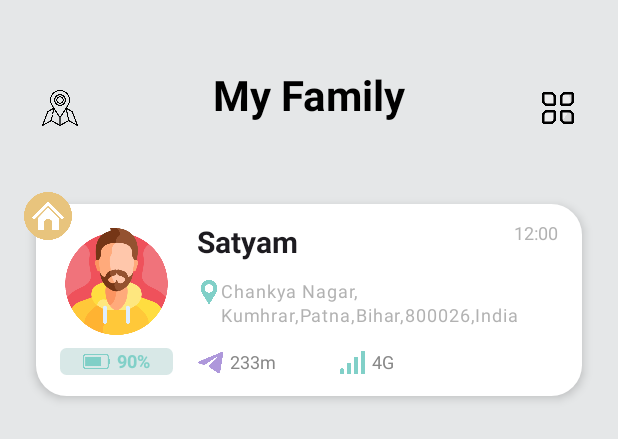
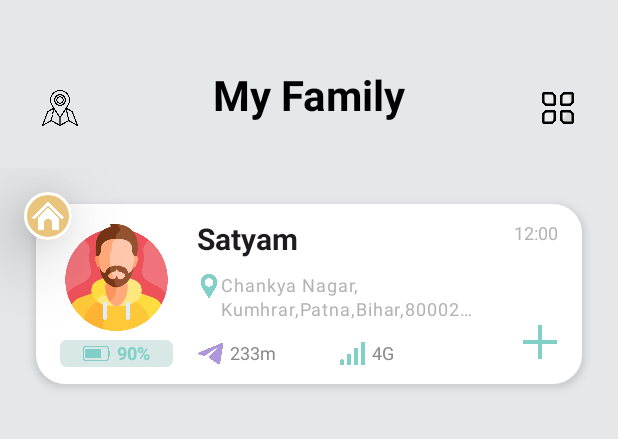
Before and after one commit to TheSpideX/FamSafe, an Android app built with Jetpack Compose: the @Preview function HomeScreenPreview, on a phone screen of 412 x 824 dp. Shown: the top 439 px of the screen. Run offline under Robolectric (Android 15) with nearby library versions, the phone set to English and light mode, and no system bars; our stand-ins replace constraintlayout-compose.

Commit message:
completed home screen

```diff
--- a/app/src/main/AndroidManifest.xml
+++ b/app/src/main/AndroidManifest.xml
@@ -4,7 +4,8 @@
 
     <uses-permission android:name="android.permission.ACCESS_FINE_LOCATION"/>
     <uses-permission android:name="android.permission.ACCESS_COARSE_LOCATION"/>
-
+    <uses-permission android:name="android.permission.ACCESS_BACKGROUND_LOCATION"/>
+    <uses-permission android:name="android.permission.INTERNET"/>
 
     <application
         android:allowBackup="true"
--- a/app/src/main/java/com/spidex/safe/HomeData.kt
+++ b/app/src/main/java/com/spidex/safe/HomeData.kt
@@ -1,9 +1,14 @@
 package com.spidex.safe
+
+import android.os.Parcelable
+import com.google.android.gms.maps.model.LatLng
+import kotlinx.parcelize.Parcelize
 
 data class ListData(
     val dataList :  List<PersonData>
 )
 
+@Parcelize
 data class PersonData(
     val name: String,
     val location : String,
@@ -14,5 +19,6 @@ data class PersonData(
     val icon : Int,
     val cond : Int,
     val time : String,
-    val id: Int
-)
+    val id: Int,
+    val latLag : LatLng
+) : Parcelable
--- a/app/src/main/java/com/spidex/safe/HomeScreen.kt
+++ b/app/src/main/java/com/spidex/safe/HomeScreen.kt
@@ -1,12 +1,13 @@
-@file:Suppress("DEPRECATION")
-
 package com.spidex.safe
 
-import android.util.Log
 import androidx.compose.animation.AnimatedVisibility
+import androidx.compose.animation.core.LinearEasing
 import androidx.compose.animation.core.animateDpAsState
+import androidx.compose.animation.core.animateFloatAsState
+import androidx.compose.animation.core.tween
 import androidx.compose.foundation.Image
 import androidx.compose.foundation.background
+import androidx.compose.foundation.border
 import androidx.compose.foundation.clickable
 import androidx.compose.foundation.horizontalScroll
 import androidx.compose.foundation.layout.Arrangement
@@ -20,17 +21,15 @@ import androidx.compose.foundation.layout.height
 import androidx.compose.foundation.layout.offset
 import androidx.compose.foundation.layout.padding
 import androidx.compose.foundation.layout.width
-import androidx.compose.foundation.layout.widthIn
 import androidx.compose.foundation.layout.wrapContentHeight
 import androidx.compose.foundation.layout.wrapContentSize
 import androidx.compose.foundation.lazy.LazyColumn
 import androidx.compose.foundation.lazy.itemsIndexed
 import androidx.compose.foundation.rememberScrollState
+import androidx.compose.foundation.shape.CircleShape
 import androidx.compose.foundation.shape.RoundedCornerShape
-import androidx.compose.material.ExperimentalMaterialApi
 import androidx.compose.material3.Card
 import androidx.compose.material3.CardDefaults
-import androidx.compose.material3.ExperimentalMaterial3Api
 import androidx.compose.material3.IconButton
 import androidx.compose.material3.Text
 import androidx.compose.runtime.Composable
@@ -41,7 +40,11 @@ import androidx.compose.runtime.setValue
 import androidx.compose.ui.Alignment
 import androidx.compose.ui.Modifier
 import androidx.compose.ui.draw.clip
+import androidx.compose.ui.draw.rotate
+import androidx.compose.ui.draw.shadow
 import androidx.compose.ui.graphics.Color
+import androidx.compose.ui.graphics.RectangleShape
+import androidx.compose.ui.graphics.graphicsLayer
 import androidx.compose.ui.res.painterResource
 import androidx.compose.ui.text.font.FontWeight
 import androidx.compose.ui.text.style.TextOverflow
@@ -51,10 +54,7 @@ import androidx.compose.ui.unit.sp
 import androidx.compose.ui.zIndex
 import androidx.constraintlayout.compose.ConstraintLayout
 import androidx.constraintlayout.compose.Dimension
-import com.airbnb.lottie.compose.LottieAnimation
-import com.airbnb.lottie.compose.LottieCompositionSpec
-import com.airbnb.lottie.compose.animateLottieCompositionAsState
-import com.airbnb.lottie.compose.rememberLottieComposition
+import com.google.android.gms.maps.model.LatLng
 import com.spidex.safe.ui.theme.green
 import com.spidex.safe.ui.theme.header_size_sp
 import com.spidex.safe.ui.theme.home_icon_dimension
@@ -63,12 +63,14 @@ import com.spidex.safe.ui.theme.lesser_elevation
 import com.spidex.safe.ui.theme.lightGreen
 import com.spidex.safe.ui.theme.lightRed
 import com.spidex.safe.ui.theme.lightYellow
+import com.spidex.safe.ui.theme.normal_elevation
 import com.spidex.safe.ui.theme.normal_padding
 import com.spidex.safe.ui.theme.red
 import com.spidex.safe.ui.theme.roundedCornerShape
+import com.spidex.safe.ui.theme.yellow
 
 @Composable
-fun HomeScreen(tempListData : List<PersonData>,navigateToMaps : () -> Unit){
+fun HomeScreen(tempListData : List<PersonData>,navigateToMaps : (PersonData) -> Unit){
 
     var listData by remember { mutableStateOf(tempListData) }
     val expandedCardIndex = remember { mutableStateOf<Int?>(null) }
@@ -128,7 +130,6 @@ fun HomeScreen(tempListData : List<PersonData>,navigateToMaps : () -> Unit){
                     isExpanded = expandedCardIndex.value == index, // Determine if this card is expanded
                     onCardClick = { newIndex ->
                         expandedCardIndex.value = if (expandedCardIndex.value == newIndex) null else newIndex
-                        // Toggle expansion or collapse if already expanded
                     }
                 )
             }
@@ -136,38 +137,35 @@ fun HomeScreen(tempListData : List<PersonData>,navigateToMaps : () -> Unit){
     }
 }
 
-@OptIn(ExperimentalMaterial3Api::class, ExperimentalMaterialApi::class)
 @Composable
-fun ShowData(item: PersonData, navigateToMaps: () -> Unit,isExpanded: Boolean, onCardClick: (Int) -> Unit) {
+fun ShowData(item: PersonData, navigateToMaps: (PersonData) -> Unit,isExpanded: Boolean, onCardClick: (Int) -> Unit) {
 
-    val extraHeight by animateDpAsState(if (isExpanded) 40.dp else 0.dp)
-    var isPlaying by remember { mutableStateOf(true) }
-    val squareSize = 80.dp
-    val composition by rememberLottieComposition(LottieCompositionSpec.RawRes(R.raw.button_home))
-    val progress by animateLottieCompositionAsState(
-        composition,
-        isPlaying = isPlaying,
+    val extraHeight by animateDpAsState(if (isExpanded) 40.dp else 0.dp, label = "")
+
+    val rotation by animateFloatAsState(
+        targetValue = if (isExpanded) 135f else 0f,
+        animationSpec = tween(durationMillis = 300, easing = LinearEasing),
+        label = ""
     )
-
 
     Box(
         modifier = Modifier
             .fillMaxWidth()
-            .height(160.dp + extraHeight)
+            .wrapContentHeight()
             .padding(top = normal_padding)
     ) {
         ConstraintLayout(
             modifier = Modifier
                 .fillMaxWidth()
-                .height(160.dp + extraHeight)
+                .height(140.dp + extraHeight)
         ) {
             val (mainCard, detail) = createRefs()
 
             Image(
                 painter = painterResource(
-                    id = when {
-                        item.cond == 0 -> R.drawable.ic_home_icon_sos
-                        item.cond == 1 -> R.drawable.ic_home_icon_guard
+                    id = when (item.cond) {
+                        0 -> R.drawable.ic_home_icon_sos
+                        1 -> R.drawable.ic_home_icon_guard
                         else -> R.drawable.ic_home_icon_outside
                     }
                 ),
@@ -176,13 +174,15 @@ fun ShowData(item: PersonData, navigateToMaps: () -> Unit,isExpanded: Boolean, o
                     .width(32.dp)
                     .height(32.dp)
                     .zIndex(1f)
+                    .border(2.dp, Color.White ,CircleShape)
+                    .shadow(32.dp, CircleShape, clip = false)
             )
 
             Card(
                 modifier = Modifier
                     .fillMaxWidth()
                     .padding(8.dp)
-                    .height(140.dp)
+                    .height(120.dp)
                     .constrainAs(mainCard) {
                         top.linkTo(parent.top)
                         start.linkTo(parent.start)
@@ -190,27 +190,50 @@ fun ShowData(item: PersonData, navigateToMaps: () -> Unit,isExpanded: Boolean, o
                     },
                 shape = RoundedCornerShape(roundedCornerShape),
                 colors = CardDefaults.cardColors(containerColor = Color.White),
-                elevation = CardDefaults.cardElevation(defaultElevation = lesser_elevation),
-                onClick = {onCardClick(item.id)}
+                elevation = CardDefaults.cardElevation(defaultElevation = if(isExpanded) normal_elevation else lesser_elevation),
+                onClick = {
+                    onCardClick(item.id)
+                }
             ) {
                 ConstraintLayout(
                     modifier = Modifier
                         .fillMaxWidth()
-                        .height(160.dp)
+                        .height(120.dp)
                         .padding(8.dp)
                 ) {
                     val (image, name, location, battery, userDeviceDetail, time, button) = createRefs()
 
-                    LottieAnimation(
-                        composition = composition,
+                    Box(
                         modifier = Modifier
-                            .constrainAs(button) {
-                                bottom.linkTo(parent.bottom)
-                                end.linkTo(parent.end)
+                            .constrainAs(button) { // Constraint the switch to the ConstraintLayout
+                                bottom.linkTo(
+                                    parent.bottom,
+                                    margin = 8.dp
+                                )
+                                end.linkTo(parent.end, margin = 8.dp)
                             }
-                            .width(24.dp).height(24.dp),
-                        progress = progress
-                    )
+                            .zIndex(1f)
+                            .wrapContentSize()
+                            .clip(CircleShape)
+                            .clickable {
+                                onCardClick(item.id)
+                            },
+                        contentAlignment = Alignment.CenterStart
+                    ) {
+                        Image(
+                            painter = painterResource(
+                                id = if(isExpanded) R.drawable.close    else R.drawable.add
+                            ),
+                            contentDescription = null,
+                            modifier = Modifier
+                                .width(24.dp)
+                                .height(24.dp)
+                                .graphicsLayer {
+                                    rotationZ = if(isExpanded) 45f else 0f
+                                }
+                                .rotate(rotation),
+                        )
+                    }
 
 
                     Text(
@@ -288,7 +311,7 @@ fun ShowData(item: PersonData, navigateToMaps: () -> Unit,isExpanded: Boolean, o
                     Text(
                         text = item.name,
                         modifier = Modifier
-                            .fillMaxWidth(0.5f)
+                            .fillMaxWidth(0.4f)
                             .offset(0.dp, (-4).dp)
                             .constrainAs(name) {
                                 top.linkTo(parent.top)
@@ -309,7 +332,7 @@ fun ShowData(item: PersonData, navigateToMaps: () -> Unit,isExpanded: Boolean, o
                             .constrainAs(location) {
                                 top.linkTo(name.bottom)
                                 start.linkTo(image.end, margin = normal_padding)
-                                end.linkTo(button.start)
+                                end.linkTo(parent.end, margin = 60.dp)
                                 bottom.linkTo(userDeviceDetail.top)
                                 width = Dimension.fillToConstraints
                             }
@@ -376,9 +399,9 @@ fun ShowData(item: PersonData, navigateToMaps: () -> Unit,isExpanded: Boolean, o
                         ) {
                             Image(
                                 painter = painterResource(
-                                    id = when {
-                                        item.network == "WiFi" -> R.drawable.ic_wifi
-                                        item.network == "4G" || item.network == "5G" -> R.drawable.ic_signal
+                                    id = when (item.network) {
+                                        "WiFi" -> R.drawable.ic_wifi
+                                        "4G", "5G" -> R.drawable.ic_signal
                                         else -> R.drawable.ic_no_connection
                                     }
                                 ),
@@ -397,20 +420,78 @@ fun ShowData(item: PersonData, navigateToMaps: () -> Unit,isExpanded: Boolean, o
                     }
                 }
             }
+
+
             AnimatedVisibility(
                 visible = isExpanded,
                 modifier = Modifier.constrainAs(detail) {
-                    end.linkTo(parent.end)
-                    bottom.linkTo(parent.bottom)
+                    end.linkTo(parent.end,margin = 32.dp)
+                    top.linkTo(mainCard.bottom)
                 }
             ) {
-                Text(
-                    text = "Details"
-                )
+                Row(
+                    modifier = Modifier
+                        .wrapContentHeight()
+                        .width(150.dp),
+                    horizontalArrangement = Arrangement.SpaceBetween
+                ){
+                    Card(
+                        modifier = Modifier
+                            .wrapContentSize(),
+                        shape = RoundedCornerShape(roundedCornerShape),
+                        colors = CardDefaults.cardColors(containerColor = yellow),
+                        onClick = {
+                            navigateToMaps(item)
+                        }
+                    ){
+                        Image(
+                            painter = painterResource(id = R.drawable.ic_show_location1),
+                            contentDescription = null,
+                            modifier = Modifier
+                                .width(32.dp)
+                                .height(32.dp)
+                                .padding(6.dp)
+                                .shadow(32.dp, RectangleShape, clip = false)
+                        )
+                    }
+
+                    Card(
+                        modifier = Modifier
+                            .wrapContentSize(),
+                        shape = RoundedCornerShape(roundedCornerShape),
+                        colors = CardDefaults.cardColors(containerColor = green),
+                        onClick = {
+
+                        }
+                    ){
+                        Image(
+                            painter = painterResource(id = R.drawable.ic_message),
+                            contentDescription = null,
+                            modifier = Modifier.width(32.dp).height(32.dp).padding(6.dp)
+                        )
+                    }
+
+                    Card(
+                        modifier = Modifier
+                            .wrapContentSize(),
+                        shape = RoundedCornerShape(roundedCornerShape),
+                        colors = CardDefaults.cardColors(containerColor = red),
+                        onClick = {
+
+                        }
+                    ){
+                        Image(
+                            painter = painterResource(id = R.drawable.ic_call),
+                            contentDescription = null,
+                            modifier = Modifier.width(32.dp).height(32.dp).padding(6.dp)
+                        )
+                    }
+                }
             }
         }
     }
 }
+
 
 @Preview(showBackground = true, showSystemUi = true,
     device = "id:pixel_7_pro"
@@ -427,7 +508,8 @@ fun HomeScreenPreview(){
         icon = R.drawable.ic_man,
         cond = 2,
         time = "12:00",
-        id = 1
+        id = 1,
+        latLag = LatLng(25.597620,85.183739)
     )
 
     val tempListData : List<PersonData> = listOf(newItem0)
--- a/app/src/main/java/com/spidex/safe/ui/theme/Dimens.kt
+++ b/app/src/main/java/com/spidex/safe/ui/theme/Dimens.kt
@@ -11,6 +11,7 @@ val normal_padding = 16.dp
 val extra_padding = 32.dp
 val less_padding = 8.dp
 
+val more_elevation = 32.dp
 val normal_elevation = 16.dp
 val less_elevation = 8.dp
 val lesser_elevation = 4.dp
--- a/gradle/libs.versions.toml
+++ b/gradle/libs.versions.toml
@@ -11,6 +11,7 @@ composeBom = "2023.08.00"
 googleAndroidLibrariesMapsplatformSecretsGradlePlugin = "2.0.1"
 playServicesMaps = "18.1.0"
 appcompat = "1.7.0"
+media3Common = "1.3.1"
 
 [libraries]
 androidx-core-ktx = { group = "androidx.core", name = "core-ktx", version.ref = "coreKtx" }
@@ -29,6 +30,7 @@ androidx-ui-test-junit4 = { group = "androidx.compose.ui", name = "ui-test-junit
 androidx-material3 = { group = "androidx.compose.material3", name = "material3" }
 play-services-maps = { group = "com.google.android.gms", name = "play-services-maps", version.ref = "playServicesMaps" }
 androidx-appcompat = { group = "androidx.appcompat", name = "appcompat", version.ref = "appcompat" }
+androidx-media3-common = { group = "androidx.media3", name = "media3-common", version.ref = "media3Common" }
 
 [plugins]
 android-application = { id = "com.android.application", version.ref = "agp" }
```
Also changed, not shown: app/build.gradle.kts (+8 -1 lines), app/src/main/java/com/spidex/safe/AppNav.kt (+17 -8 lines), app/src/main/java/com/spidex/safe/LocationUtils.kt (added, +16 -0 lines), app/src/main/java/com/spidex/safe/MapScreen.kt (+10 -7 lines), app/src/main/res/raw/button.json (added, +1 -0 lines), app/src/main/res/raw/button_1.json (added, +1 -0 lines), app/src/main/res/raw/button_2.json (added, +1 -0 lines), app/src/main/res/drawable/add.png (added), app/src/main/res/drawable/close.png (added), app/src/main/res/drawable/ic_call.png, app/src/main/res/drawable/ic_message.png (added), app/src/main/res/drawable/ic_show_location1.png (added), build.gradle.kts (line endings or trailing spaces).
